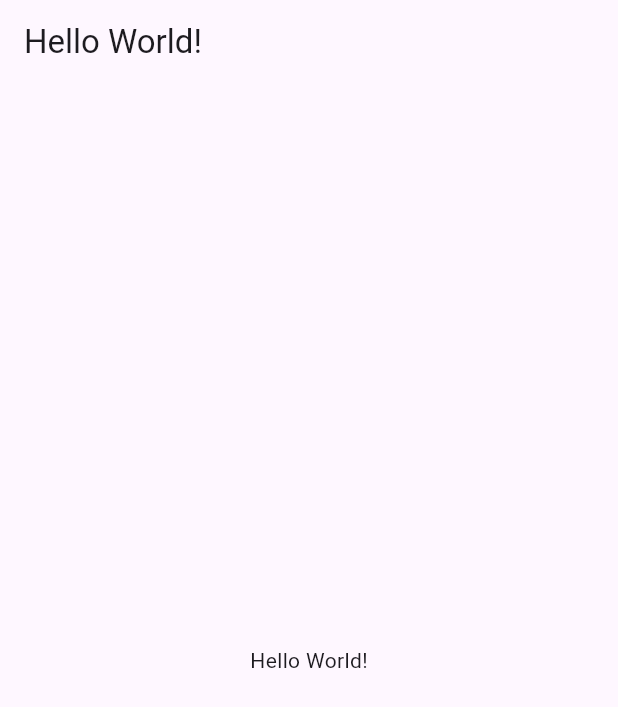
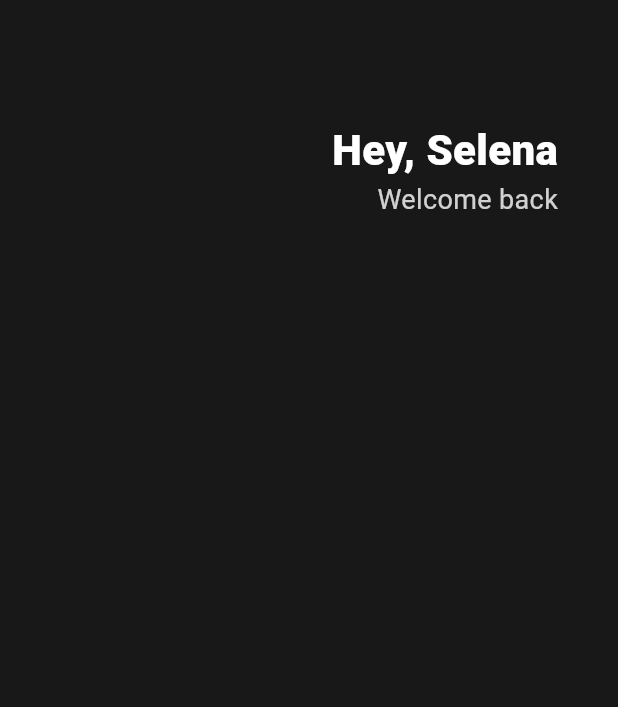
Before and after one commit to yamsroun-Study/toonflix, a Flutter app: the screen it shows after launch, on a phone screen of 412 x 824 dp. Shown: the top 707 px of the screen. Run offline on Flutter 3.47's test engine with Material 3 defaults, Android fonts, the phone set to English and light mode, and no system bars.

Commit message:
3.0 Header

```diff
--- a/lib/main.dart
+++ b/lib/main.dart
@@ -9,8 +9,40 @@ class App extends StatelessWidget {
   Widget build(BuildContext context) {
     return MaterialApp(
       home: Scaffold(
-        appBar: AppBar(title: Text('Hello World!')),
-        body: Center(child: Text('Hello World!')),
+        backgroundColor: Color(0xFF181818),
+        body: Padding(
+          padding: EdgeInsets.symmetric(horizontal: 40),
+          child: Column(
+            children: [
+              SizedBox(height: 80),
+              Row(
+                mainAxisAlignment: MainAxisAlignment.end,
+                children: [
+                  Column(
+                    crossAxisAlignment: CrossAxisAlignment.end,
+                    children: [
+                      Text(
+                        'Hey, Selena',
+                        style: TextStyle(
+                          color: Colors.white,
+                          fontSize: 28,
+                          fontWeight: FontWeight.w800,
+                        ),
+                      ),
+                      Text(
+                        'Welcome back',
+                        style: TextStyle(
+                          color: Colors.white.withOpacity(0.8),
+                          fontSize: 18,
+                        ),
+                      ),
+                    ],
+                  ),
+                ],
+              ),
+            ],
+          ),
+        ),
       ),
     );
   }
```
